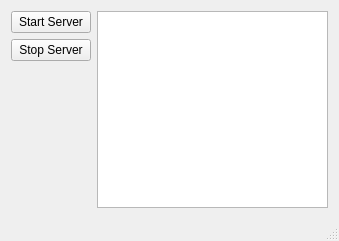
Qt form RemoteMouse_Server/mainwindow.ui (alanbrady/RemoteMouse) before a commit.
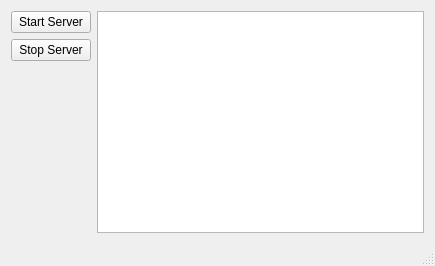
The same form after that commit.

```diff
--- a/RemoteMouse_Server/mainwindow.ui
+++ b/RemoteMouse_Server/mainwindow.ui
@@ -6,8 +6,8 @@
    <rect>
     <x>0</x>
     <y>0</y>
-    <width>339</width>
-    <height>241</height>
+    <width>435</width>
+    <height>266</height>
    </rect>
   </property>
   <property name="windowTitle">
```
